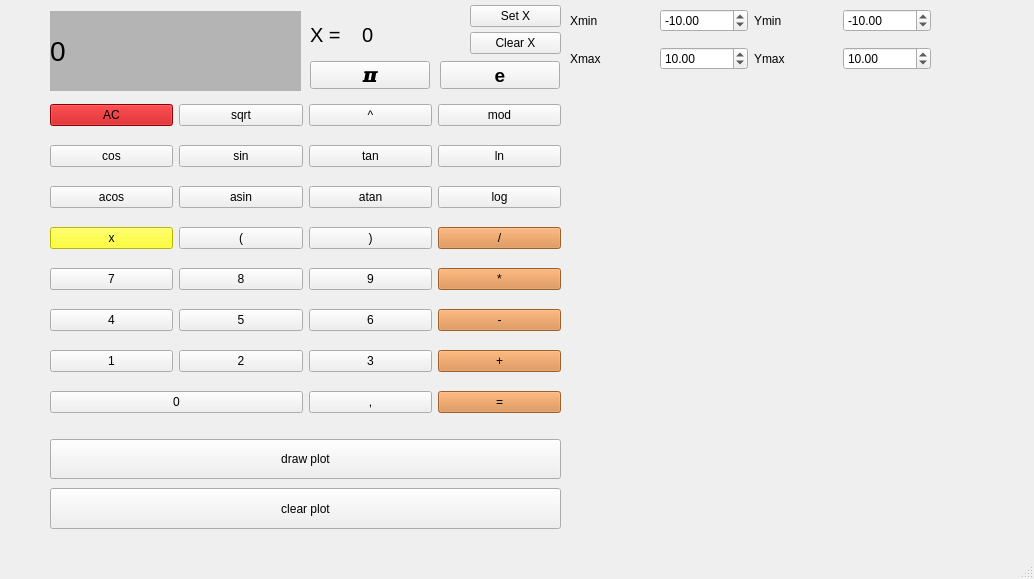
zzzhenekkk/smartcalc, file SmartCalc/mainwindow.ui: the form before one commit.
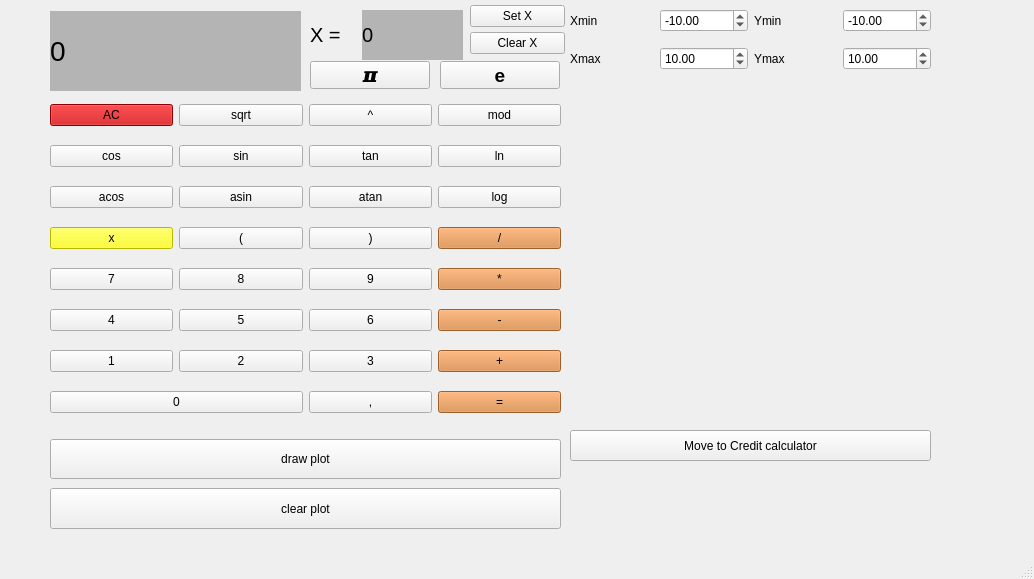
The form after the commit. Icons and pictures are not drawn. Custom widgets are drawn as their Qt base class.

Commit message: main part of credit calc

Patch:
```diff
--- a/SmartCalc/mainwindow.ui
+++ b/SmartCalc/mainwindow.ui
@@ -1285,8 +1285,8 @@
      <rect>
       <x>569</x>
       <y>89</y>
-      <width>351</width>
-      <height>321</height>
+      <width>361</width>
+      <height>331</height>
      </rect>
     </property>
    </widget>
@@ -1480,7 +1480,7 @@
      <rect>
       <x>362</x>
       <y>10</y>
-      <width>81</width>
+      <width>101</width>
       <height>50</height>
      </rect>
     </property>
@@ -1489,6 +1489,9 @@
       <pointsize>15</pointsize>
      </font>
     </property>
+    <property name="styleSheet">
+     <string notr="true">background-color: rgb(180, 180, 180);</string>
+    </property>
     <property name="text">
      <string>0</string>
     </property>
@@ -1498,7 +1501,7 @@
      <rect>
       <x>470</x>
       <y>0</y>
-      <width>91</width>
+      <width>95</width>
       <height>61</height>
      </rect>
     </property>
@@ -1547,6 +1550,19 @@
      <string>clear plot</string>
     </property>
    </widget>
+   <widget class="QPushButton" name="pushButton_credit_calc">
+    <property name="geometry">
+     <rect>
+      <x>570</x>
+      <y>430</y>
+      <width>361</width>
+      <height>31</height>
+     </rect>
+    </property>
+    <property name="text">
+     <string>Move to Credit calculator</string>
+    </property>
+   </widget>
   </widget>
   <widget class="QMenuBar" name="menubar">
    <property name="geometry">
```
The commit also changes 10 other files.
